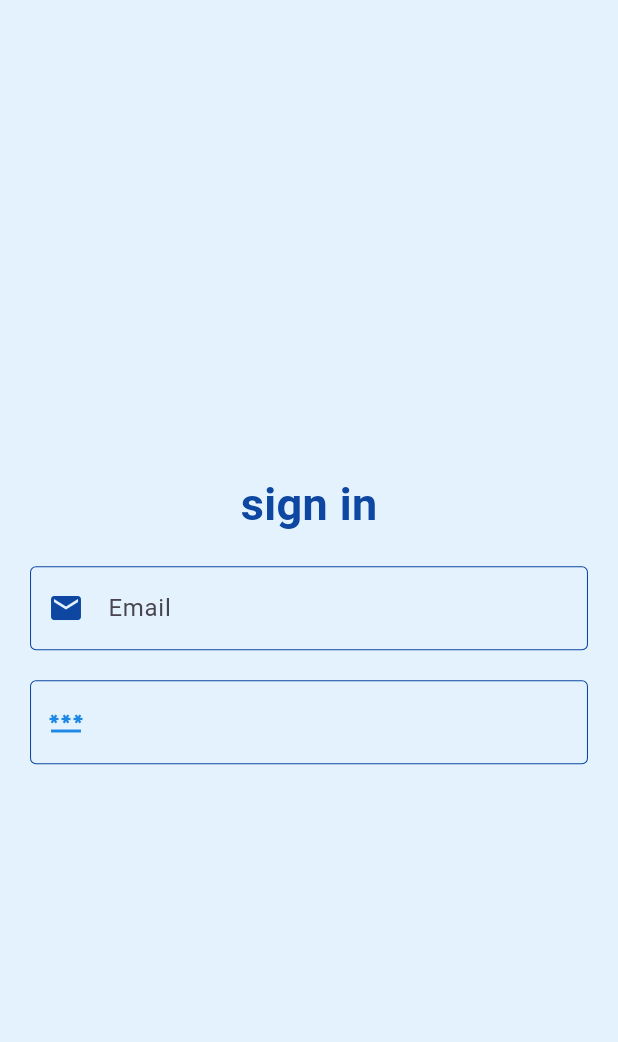
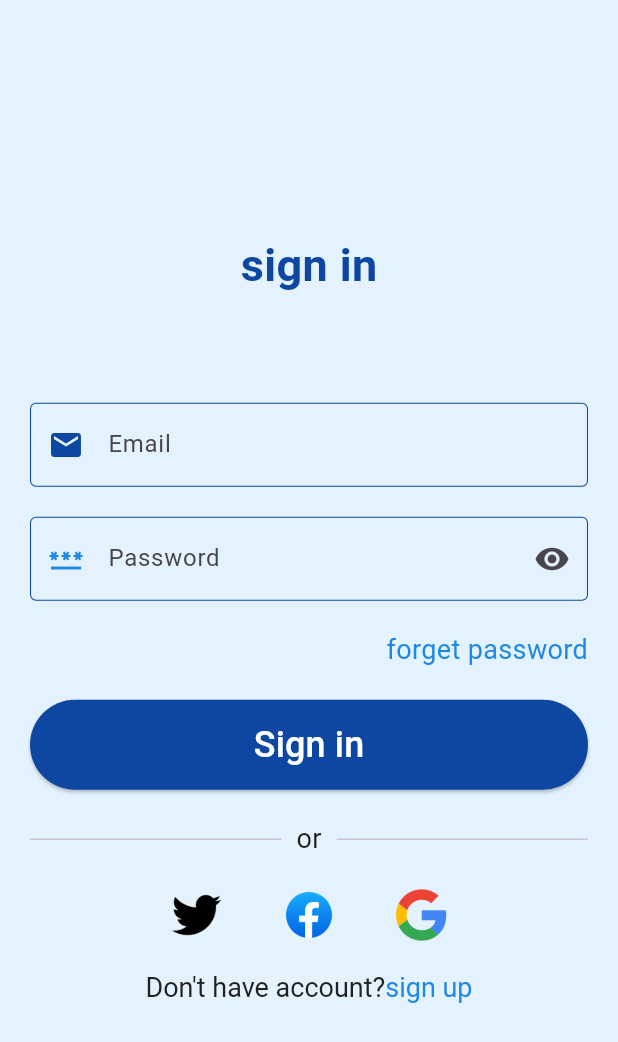
Before and after one commit to AboodeFarah/Medicine-App, a Flutter app: the screen it shows after launch, on a phone screen of 412 x 824 dp. Shown: the top 1042 px of the screen. Run offline on Flutter 3.47's test engine with Material 3 defaults, Android fonts, the light colour scheme and no system bars.

Commit message:
finshed sighn in

```diff
--- a/lib/screens/auth/signin.dart
+++ b/lib/screens/auth/signin.dart
@@ -1,39 +1,105 @@
 import 'package:flutter/material.dart';
 
-class Signin extends StatelessWidget {
+class Signin extends StatefulWidget {
   const Signin({super.key});
 
   @override
+  State<Signin> createState() => _SigninState();
+}
+
+class _SigninState extends State<Signin> {
+  bool isPassword = true;
+
+  @override
   Widget build(BuildContext context) {
-    return Scaffold(backgroundColor: Colors.blue.shade50,
+    return Scaffold(
+      backgroundColor: Colors.blue.shade50,
       body: Padding(
-        padding: const EdgeInsets.symmetric(horizontal:  20.0),
+        padding: const EdgeInsets.symmetric(horizontal: 20.0),
         child: Column(
           spacing: 20,
           mainAxisAlignment: MainAxisAlignment.center,
           children: [
-            Center(child: Text("sign in", style: TextStyle(
+            Center(
+              child: Text(
+                "sign in",
+                style: TextStyle(
                   fontSize: 30,
                   fontWeight: FontWeight.bold,
-              color: Colors.blue.shade900
-              ),))  ,
+                  color: Colors.blue.shade900,
+                ),
+              ),
+            ),
+            SizedBox(height: 30,),
 
             TextFormField(
+              keyboardType: TextInputType.emailAddress,
               decoration: InputDecoration(
-                  prefixIcon: Icon(Icons.email, color: Colors.blue.shade900,),
+                prefixIcon: Icon(Icons.email, color: Colors.blue.shade900),
                 border: InputBorder.none,
                 hintText: "Email",
               ),
             ),
-              TextField(
+            TextFormField(
+              obscureText: isPassword,
               decoration: InputDecoration(
-                  prefixIcon: Icon(Icons.password, color: Colors.blue.shade600,),
+                hintText: "Password",
+                suffixIcon: IconButton(
+                  onPressed: () {
+                    setState(() {
+                      isPassword = !isPassword;
+                    });
+                  },
+                  icon: Icon(Icons.visibility),
+                ),
+                prefixIcon: Icon(Icons.password, color: Colors.blue.shade600),
                 border: InputBorder.none,
+              ),
+            ),
+            Align(
+              alignment: Alignment.centerRight,
+              child: Text("forget password",style: TextStyle(color: Colors.blue.shade600,fontSize: 18),)
+              ),
 
+              ElevatedButton(
+                style: ElevatedButton.styleFrom(
+                  backgroundColor: Colors.blue.shade900,
+                  minimumSize: Size(double.infinity, 60),
+                  shape: RoundedRectangleBorder(
+                    borderRadius: BorderRadius.circular(30)
+                  )
                 ),
+                onPressed: (){}, child: Text("Sign in",style: TextStyle(color: Colors.white,fontSize: 24),)),
+
+                Row(
+                  spacing: 10,
+                  children: [
+                    Expanded(child: Divider(thickness: 1,)),
+                    Text("or",style: TextStyle(fontSize: 18),),
+                    Expanded(child: Divider(thickness: 1,))
+
+                  ],
+                ),
+                Row(
+                  mainAxisAlignment: MainAxisAlignment.center,
+                  spacing: 40,
+                  children: [
+                    Image.asset("assets/twitter.png",height: 35,),
+                    Image.asset("assets/facebook.png",height: 35,),
+                    Image.asset("assets/google.png",height: 35,)
+                  ],
+                ),
+                RichText(text: TextSpan(
+                  style: TextStyle(color: Colors.grey.shade900,fontSize: 18),
+                  text: "Don't have account?",
+                  children: [
+                    TextSpan(
+                      style: TextStyle(color: Colors.blue.shade600,fontSize: 18),
+                      text: "sign up"
                     )
+                  ]
+                ))
           ],
-
         ),
       ),
     );
```
Lines whose indentation alone changed are shown as unchanged.
